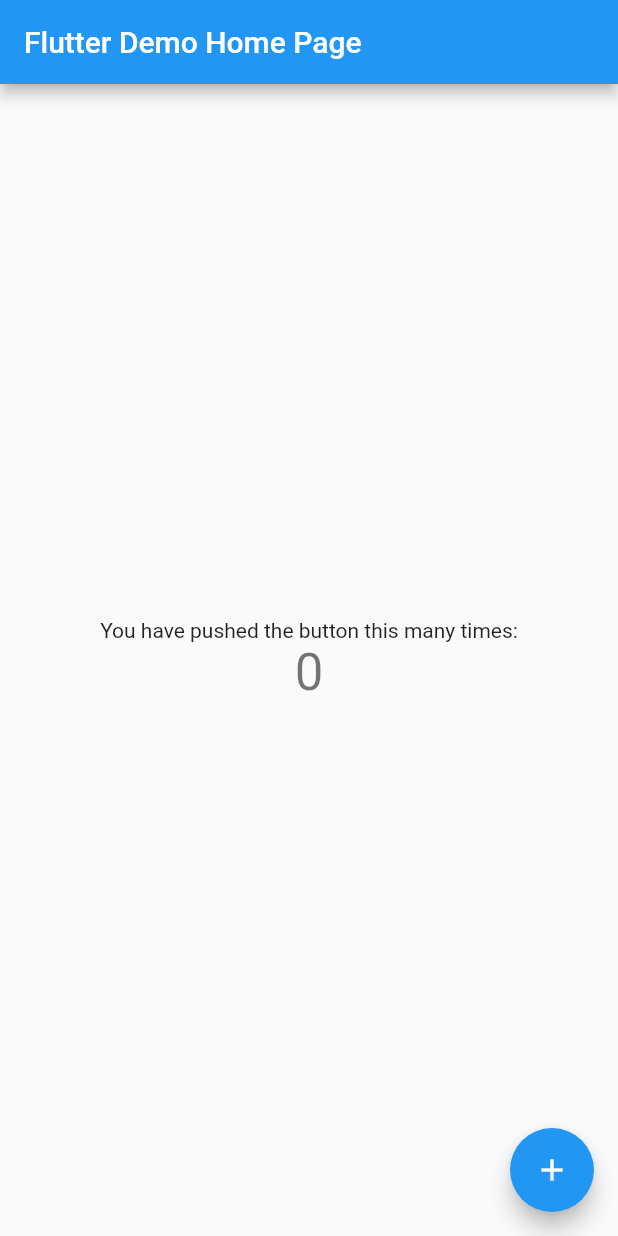
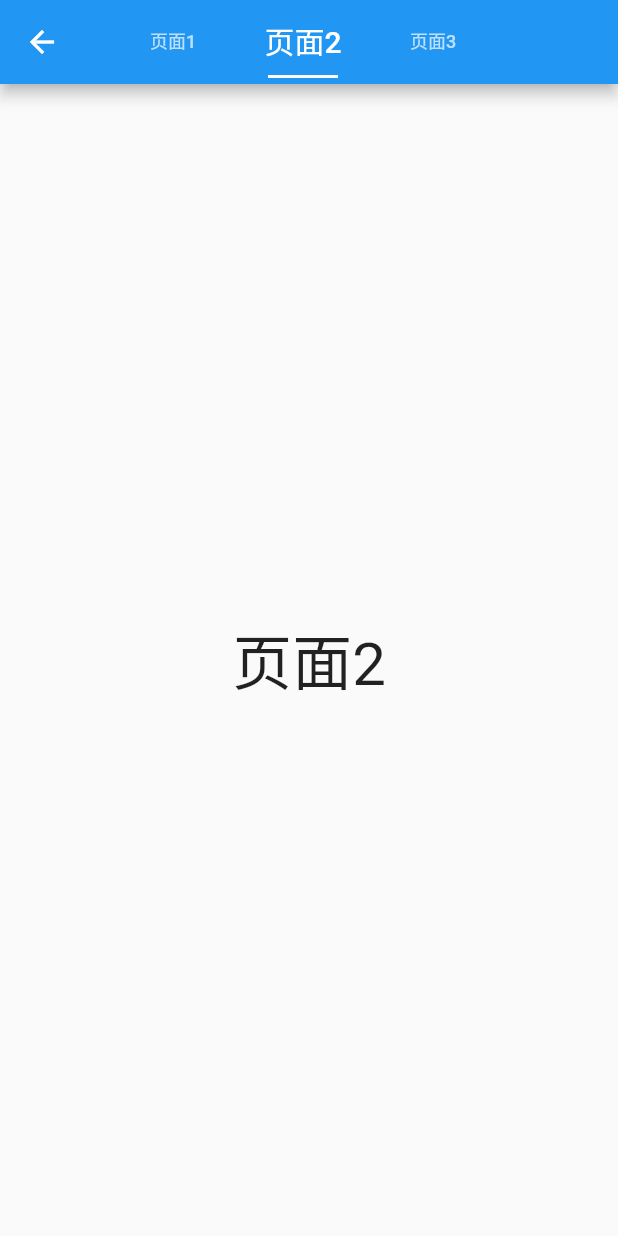
Before and after one commit to vearvip/flutter_study, a Flutter app: the screen it shows after launch, on a phone screen of 412 x 824 dp. Run offline on Flutter 3.47's test engine with Material 2 defaults, Android fonts, the phone set to English and light mode, and no system bars.

Commit message:
Flutter如何制作带动画效果的TabBar案例

```diff
--- a/lib/main.dart
+++ b/lib/main.dart
@@ -1,111 +1,92 @@
 import 'package:flutter/material.dart';
 
-void main() => runApp(MyApp());
+void main() {
+  runApp(MyApp());
+}
 
 class MyApp extends StatelessWidget {
-  // This widget is the root of your application.
+  const MyApp({Key key}) : super(key: key);
+
   @override
   Widget build(BuildContext context) {
-    return MaterialApp(
-      title: 'Flutter Demo',
-      theme: ThemeData(
-        // This is the theme of your application.
-        //
-        // Try running your application with "flutter run". You'll see the
-        // application has a blue toolbar. Then, without quitting the app, try
-        // changing the primarySwatch below to Colors.green and then invoke
-        // "hot reload" (press "r" in the console where you ran "flutter run",
-        // or simply save your changes to "hot reload" in a Flutter IDE).
-        // Notice that the counter didn't reset back to zero; the application
-        // is not restarted.
-        primarySwatch: Colors.blue,
-      ),
-      home: MyHomePage(title: 'Flutter Demo Home Page'),
-    );
+    return MyHome();
   }
 }
 
-class MyHomePage extends StatefulWidget {
-  MyHomePage({Key key, this.title}) : super(key: key);
-
-  // This widget is the home page of your application. It is stateful, meaning
-  // that it has a State object (defined below) that contains fields that affect
-  // how it looks.
-
-  // This class is the configuration for the state. It holds the values (in this
-  // case the title) provided by the parent (in this case the App widget) and
-  // used by the build method of the State. Fields in a Widget subclass are
-  // always marked "final".
-
-  final String title;
+class MyHome extends StatefulWidget {
+  MyHome({Key key}) : super(key: key);
 
   @override
-  _MyHomePageState createState() => _MyHomePageState();
+  _MyHomeState createState() => _MyHomeState();
 }
 
-class _MyHomePageState extends State<MyHomePage> {
-  int _counter = 0;
+class _MyHomeState extends State<MyHome> with TickerProviderStateMixin {
+  TabController _controller;
 
-  void _incrementCounter() {
-    setState(() {
-      // This call to setState tells the Flutter framework that something has
-      // changed in this State, which causes it to rerun the build method below
-      // so that the display can reflect the updated values. If we changed
-      // _counter without calling setState(), then the build method would not be
-      // called again, and so nothing would appear to happen.
-      _counter++;
-    });
+  @override
+  void initState() {
+    super.initState();
+    _controller = TabController(length: 3, vsync: this, initialIndex: 1);
   }
 
   @override
   Widget build(BuildContext context) {
-    // This method is rerun every time setState is called, for instance as done
-    // by the _incrementCounter method above.
-    //
-    // The Flutter framework has been optimized to make rerunning build methods
-    // fast, so that you can just rebuild anything that needs updating rather
-    // than having to individually change instances of widgets.
-    return Scaffold(
-      appBar: AppBar(
-        // Here we take the value from the MyHomePage object that was created by
-        // the App.build method, and use it to set our appbar title.
-        title: Text(widget.title),
-      ),
-      body: Center(
-        // Center is a layout widget. It takes a single child and positions it
-        // in the middle of the parent.
-        child: Column(
-          // Column is also a layout widget. It takes a list of children and
-          // arranges them vertically. By default, it sizes itself to fit its
-          // children horizontally, and tries to be as tall as its parent.
-          //
-          // Invoke "debug painting" (press "p" in the console, choose the
-          // "Toggle Debug Paint" action from the Flutter Inspector in Android
-          // Studio, or the "Toggle Debug Paint" command in Visual Studio Code)
-          // to see the wireframe for each widget.
-          //
-          // Column has various properties to control how it sizes itself and
-          // how it positions its children. Here we use mainAxisAlignment to
-          // center the children vertically; the main axis here is the vertical
-          // axis because Columns are vertical (the cross axis would be
-          // horizontal).
-          mainAxisAlignment: MainAxisAlignment.center,
+    TextStyle smallText = TextStyle(fontSize: 12);
+    TextStyle bigText = TextStyle(fontSize: 20);
+    return MaterialApp(
+      title: "走你",
+      home: Scaffold(
+        appBar: AppBar(
+          leading: Icon(Icons.arrow_back),
+          title: Container(
+            width: 260,
+            child: TabBar(
+              controller: _controller,
+              indicatorWeight: 2,
+              indicatorPadding: EdgeInsets.symmetric(horizontal: 20),
+              labelStyle: bigText,
+              unselectedLabelStyle: smallText,
+              // labelColor: Colors.green,
+              // unselectedLabelColor: Colors.pink,
+              tabs: <Widget>[
+                Tab(
+                  child: Text('页面1'),
+                ),
+                Tab(
+                  child: Text('页面2'),
+                ),
+                Tab(
+                  child: Text('页面3'),
+                )
+              ],
+            ),
+          ),
+        ),
+        body: TabBarView(
+          controller: _controller,
           children: <Widget>[
-            Text(
-              'You have pushed the button this many times:',
+            Center(
+              child: Text(
+                '页面1',
+                style: TextStyle(fontSize: 40),
+              ),
             ),
-            Text(
-              '$_counter',
-              style: Theme.of(context).textTheme.headline4,
+            Center(
+              child: Text(
+                '页面2',
+                style: TextStyle(fontSize: 40),
+              ),
             ),
+            Center(
+              child: Text(
+                '页面3',
+                style: TextStyle(fontSize: 40),
+              ),
+            )
           ],
         ),
+        // bottomNavigationBar: ,
       ),
-      floatingActionButton: FloatingActionButton(
-        onPressed: _incrementCounter,
-        tooltip: 'Increment',
-        child: Icon(Icons.add),
-      ), // This trailing comma makes auto-formatting nicer for build methods.
     );
   }
 }
```
Also changed, not shown: 1 other file.
